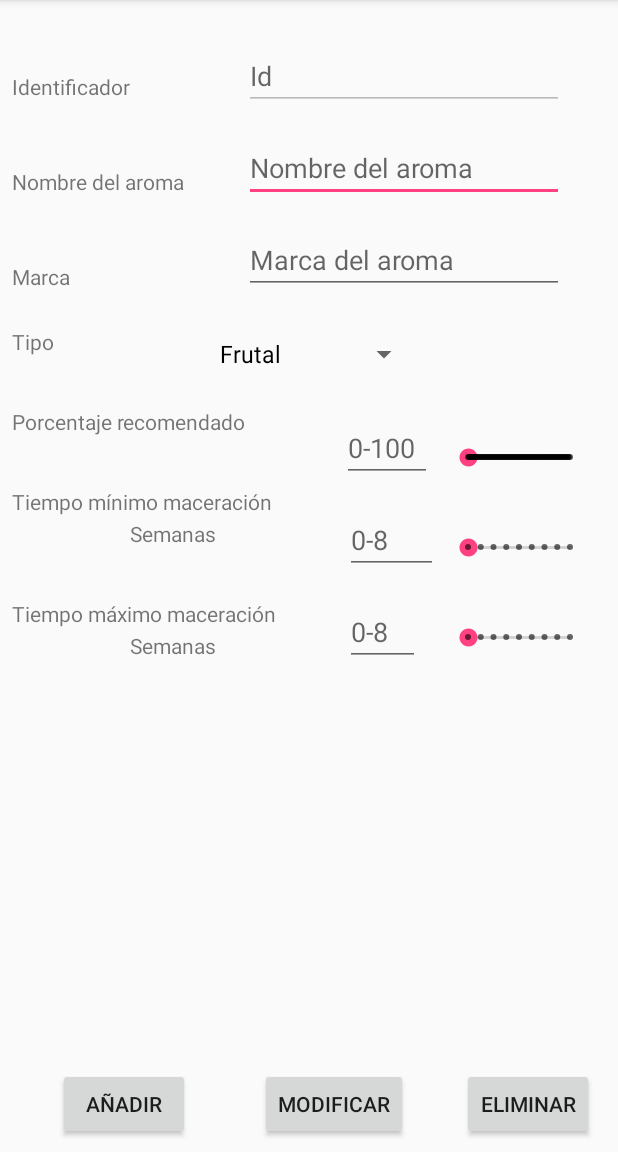
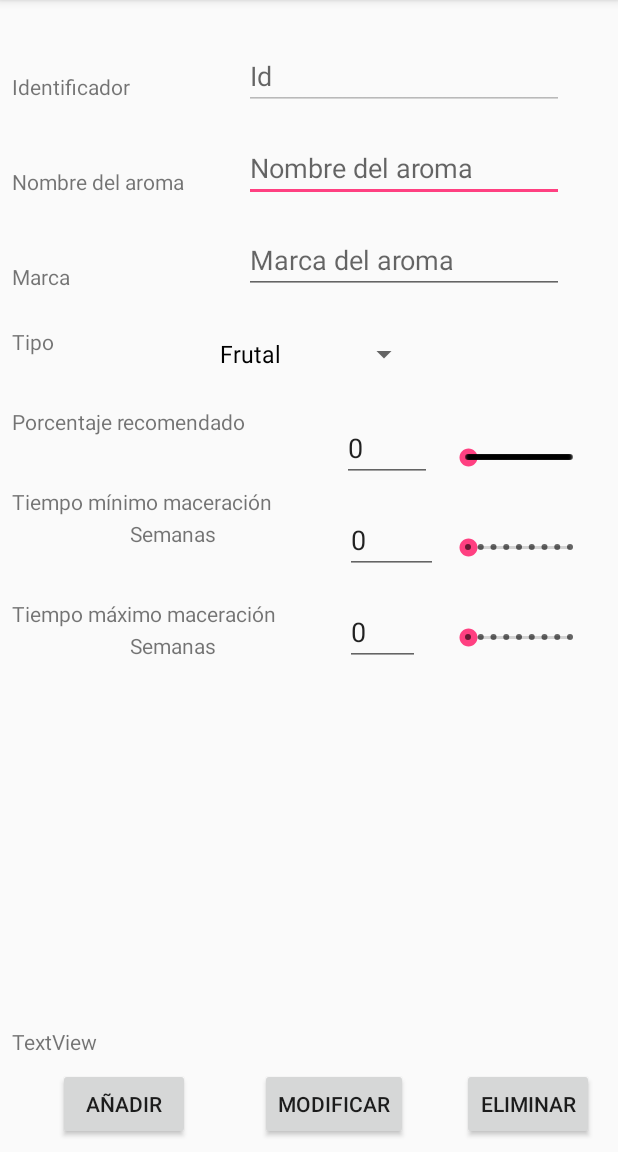
Before and after one commit to Worome/PrototipoVapeApp, an Android app: the screen it shows after launch (AromasActivity), on a phone screen of 412 x 824 dp, the part 84-1236 px from its top. Run offline under Robolectric (Android 15) with nearby library versions, the phone set to English and light mode, and no system bars.

Commit message:
Corregidos los siguiente errores:
* ControlaSb...
* ControlEt...
* Limitarel número de cifras en los EditText correspondientes a los SeekBar
* Puesto en los EditText correspondientes a los SeekBar que el valor por defecto sea 0

```diff
--- a/app/src/main/java/com/trianacodes/script/vapeapp/AromasActivity.java
+++ b/app/src/main/java/com/trianacodes/script/vapeapp/AromasActivity.java
@@ -1,20 +1,35 @@
 package com.trianacodes.script.vapeapp;
 
+import android.os.Bundle;
 import android.support.v7.app.AppCompatActivity;
-import android.os.Bundle;
 import android.text.Editable;
 import android.text.TextWatcher;
 import android.widget.ArrayAdapter;
 import android.widget.EditText;
 import android.widget.SeekBar;
 import android.widget.Spinner;
+import android.widget.Toast;
+
 import static java.lang.Integer.parseInt;
 
+// TODO: Ver cómo mostrar el cursor en un EditText
+// TODO: Mejorar diseño Activity
+// TODO: Hacer que el primer foco sea sobre Nombre del aroma
+// TODO: Hacer diseño para tablets
+// TODO: Cambiar apariencia a los SeekBar
+// TODO: Hacer que al recibir el foco un EditText seleccione todo el texto
+// TODO: Ver cómo hacer que se escriba de izquierda a derecha en EditText
+/* Todo: Anotar en los apuntes de Android que para hacer que un componente de la interfaz no obtenga
+         nunca el foco, hay que hacerlo desde el XML de la interfaz, en la etiqueta del elemento,
+         poniendo android:focusable = "false"*/
+/* Todo: Anotar en los apuntes de Android que para controlar si un EditText está vacío o no, se usa
+         el método isEmpty()*/
 public class AromasActivity extends AppCompatActivity {
 
     private Spinner desplegable;
     private SeekBar sbPorcentaje, sbMinMaceracion, sbMaxMaceracion;
     private EditText ePorcentaje, eMinMaceracion, eMaxMaceracion;
+    private String controlVacio;
 
     @Override
     protected void onCreate(Bundle savedInstanceState) {
@@ -22,9 +37,28 @@ public class AromasActivity extends AppCompatActivity {
         super.onCreate(savedInstanceState);
         setContentView(R.layout.activity_aromas);
 
-
         sbPorcentaje = findViewById(R.id.sbPorcentaje);
         ePorcentaje = findViewById(R.id.etPorcentaje);
+        sbMinMaceracion = findViewById(R.id.sbMinMaceracion);
+        eMinMaceracion = findViewById(R.id.etMinMaceracion);
+        sbMaxMaceracion = findViewById(R.id.sbMaxMaceracion);
+        eMaxMaceracion = findViewById(R.id.etMaxMaceracion);
+        Procesos();
+        //Llamo a la función que rellena de datos el desplegable
+        //rellenaDesplegable();
+        /*Llamo a la función que va a controlar si se cambia el valor del SeekBar y si es así,
+        modificar el contenido del EditText correspondiente*/
+        //controlaSbPorcetaje();
+        //controlaSbMinimo();
+        //controlaSbMaximo();
+
+
+    }
+
+    public void Procesos(){
+
+        try {
+
             //Llamo a la función que rellena de datos el desplegable
             rellenaDesplegable();
             /*Llamo a la función que va a controlar si se cambia el valor del SeekBar y si es así,
@@ -37,6 +71,12 @@ public class AromasActivity extends AppCompatActivity {
             controlaEdtPorcentaje();
             controlaEdtMinimo();
             controlaEdtMaximo();
+
+        } catch (Exception e) {
+
+            Toast.makeText(this, "Error " + e, Toast.LENGTH_SHORT);
+
+        }
 
     }
 
@@ -57,17 +97,19 @@ public class AromasActivity extends AppCompatActivity {
     }
 
     public void controlaSbPorcetaje(){
+        try {
 
                 sbPorcentaje.setOnSeekBarChangeListener(new SeekBar.OnSeekBarChangeListener() {
 
                 @Override
                 public void onProgressChanged(SeekBar porcentaje, int i, boolean b) {
 
-                /* He creado en string.XML la etiqueta Aromas_FormatoString para que el número
-                almacenado en porcentaje.getProgress() lo tome el EditText con formato texto, ya
-                que los EditText sólo admite contenido de tipo String.*/
-                ePorcentaje.setText(getString(R.string.Aromas_FormatoString,
-                        porcentaje.getProgress()));
+                /* Uso String.ValueOf para que el número almacenado en porcentaje.getProgress()
+                lo tome el EditText con formato texto, ya que los EditText sólo admiten contenido
+                de tipo String.*/
+                    //ePorcentaje.setText(getString(R.string.Aromas_FormatoString,
+                    //porcentaje.getProgress()));
+                    ePorcentaje.setText(String.valueOf(porcentaje.getProgress()));
 
                 }
 
@@ -82,19 +124,28 @@ public class AromasActivity extends AppCompatActivity {
                 }
             });
 
+        } catch (Exception e) {
+
+            Toast.makeText(this, "El error es: " + e, Toast.LENGTH_SHORT);
+
+        }
+
     }
 
     public void controlaSbMinimo(){
+
+        try {
 
                 sbMinMaceracion.setOnSeekBarChangeListener(new SeekBar.OnSeekBarChangeListener() {
                 @Override
                 public void onProgressChanged(SeekBar minimo, int i, boolean b) {
 
-                 /* He creado en string.XML la etiqueta Aromas_FormatoString para que el número
-                almacenado en porcentaje.getProgress() lo tome el EditText con formato texto, ya
-                que los EditText sólo admite contenido de tipo String.*/
-                eMinMaceracion.setText(getString(R.string.Aromas_FormatoString,
-                        minimo.getProgress()));
+                 /* Uso String.ValueOf para que el número almacenado en porcentaje.getProgress()
+                lo tome el EditText con formato texto, ya que los EditText sólo admiten contenido
+                de tipo String.*/
+                    //eMinMaceracion.setText(getString(R.string.Aromas_FormatoString,
+                    //      minimo.getProgress()));
+                    eMinMaceracion.setText(String.valueOf(minimo.getProgress()));
 
                 }
 
@@ -110,6 +161,13 @@ public class AromasActivity extends AppCompatActivity {
 
             });
 
+
+        } catch (Exception e) {
+
+            Toast.makeText(this, "El error es: " + e, Toast.LENGTH_SHORT);
+
+        }
+
     }
 
     public void controlaSbMaximo(){
@@ -118,12 +176,12 @@ public class AromasActivity extends AppCompatActivity {
             @Override
             public void onProgressChanged(SeekBar maximo, int i, boolean b) {
 
-                 /* He creado en string.XML la etiqueta Aromas_FormatoString para que el número
-                almacenado en porcentaje.getProgress() lo tome el EditText con formato texto, ya
-                que los EditText sólo admite contenido de tipo String.*/
-                eMaxMaceracion.setText(getString(R.string.Aromas_FormatoString,
-                        maximo.getProgress()));
-
+                 /* Uso String.ValueOf para que el número almacenado en porcentaje.getProgress()
+                lo tome el EditText con formato texto, ya que los EditText sólo admiten contenido
+                de tipo String.*/
+                //eMaxMaceracion.setText(getString(R.string.Aromas_FormatoString,
+                  //      maximo.getProgress()));
+                eMaxMaceracion.setText(String.valueOf(maximo.getProgress()));
             }
 
             @Override
@@ -142,6 +200,8 @@ public class AromasActivity extends AppCompatActivity {
 
     public void controlaEdtPorcentaje(){
 
+        try {
+
             ePorcentaje.addTextChangedListener(new TextWatcher() {
                 @Override
                 public void beforeTextChanged(CharSequence charSequence, int i, int i1, int i2) {
@@ -151,15 +211,13 @@ public class AromasActivity extends AppCompatActivity {
                 @Override
                 public void onTextChanged(CharSequence charSequence, int i, int i1, int i2) {
 
-               // if (ePorcentaje.getText().toString() != null){
+                    controlVacio = ePorcentaje.getText().toString();
+                    if (controlVacio.isEmpty()){
 
-                    sbPorcentaje.setProgress(parseInt(ePorcentaje.getText().toString()));
+                        controlVacio = "0";
 
-                //} else {
-
-                //    sbPorcentaje.setProgress(0);
-
-                //}
+                    }
+                    sbPorcentaje.setProgress(parseInt(controlVacio));
 
                 }
 
@@ -169,9 +227,17 @@ public class AromasActivity extends AppCompatActivity {
                 }
             });
 
+        } catch (Exception e){
+
+            Toast.makeText(this, "El error es: " + e, Toast.LENGTH_SHORT);
+
+        }
+
     }
 
     public void controlaEdtMinimo(){
+
+        try {
 
             eMinMaceracion.addTextChangedListener(new TextWatcher() {
                 @Override
@@ -182,7 +248,14 @@ public class AromasActivity extends AppCompatActivity {
                 @Override
                 public void onTextChanged(CharSequence charSequence, int i, int i1, int i2) {
 
-                sbMinMaceracion.setProgress(parseInt(eMinMaceracion.getText().toString()));
+                   controlVacio = eMinMaceracion.getText().toString();
+                    if (controlVacio.isEmpty()){
+
+                        controlVacio = "0";
+
+                    }
+
+                    sbMinMaceracion.setProgress(parseInt(controlVacio));
 
                 }
 
@@ -193,9 +266,18 @@ public class AromasActivity extends AppCompatActivity {
 
             });
 
+
+        } catch (Exception e) {
+
+            Toast.makeText(this, "El error es: " + e, Toast.LENGTH_SHORT);
+
+        }
+
     }
 
     public void controlaEdtMaximo(){
+
+        try{
 
             eMaxMaceracion.addTextChangedListener(new TextWatcher() {
                 @Override
@@ -206,7 +288,13 @@ public class AromasActivity extends AppCompatActivity {
                 @Override
                 public void onTextChanged(CharSequence charSequence, int i, int i1, int i2) {
 
-                sbMaxMaceracion.setProgress(parseInt(eMaxMaceracion.getText().toString()));
+                    controlVacio = eMaxMaceracion.getText().toString();
+                    if (controlVacio.isEmpty()){
+
+                        controlVacio = "0";
+
+                    }
+                    sbMaxMaceracion.setProgress(parseInt(controlVacio));
 
                 }
 
@@ -217,6 +305,12 @@ public class AromasActivity extends AppCompatActivity {
 
             });
 
+        } catch (Exception e){
+
+            Toast.makeText(this, "El error es: " + e, Toast.LENGTH_SHORT);
+
+        }
+
     }
 
 
--- a/app/src/main/res/layout/activity_aromas.xml
+++ b/app/src/main/res/layout/activity_aromas.xml
@@ -28,6 +28,7 @@
         android:layout_marginTop="28dp"
         android:ems="10"
         android:enabled="false"
+        android:focusable="false"
         android:hint="@string/Aromas_HintId"
         android:inputType="textPersonName"
         app:layout_constraintEnd_toEndOf="parent"
@@ -127,6 +128,8 @@
         android:ems="10"
         android:hint="@string/Aromas_HintPorcentaje"
         android:inputType="number"
+        android:maxLength="3"
+        android:text="@string/Aromas_Valor_0"
         app:layout_constraintEnd_toStartOf="@+id/sbPorcentaje"
         app:layout_constraintTop_toBottomOf="@+id/spTipo" />
 
@@ -164,6 +167,8 @@
         android:ems="10"
         android:hint="@string/Aromas_HintMinMaceracion"
         android:inputType="number"
+        android:maxLength="1"
+        android:text="@string/Aromas_Valor_0"
         app:layout_constraintEnd_toStartOf="@+id/sbMinMaceracion"
         app:layout_constraintTop_toBottomOf="@+id/etPorcentaje" />
 
@@ -199,7 +204,7 @@
         android:layout_marginStart="8dp"
         android:layout_marginTop="34dp"
         android:text="@string/Aromas_MaxMaceracion"
-        app:layout_constraintEnd_toStartOf="@+id/editText"
+        app:layout_constraintEnd_toStartOf="@+id/etMaxMaceracion"
         app:layout_constraintHorizontal_bias="0.0"
         app:layout_constraintStart_toStartOf="parent"
         app:layout_constraintTop_toBottomOf="@+id/textView" />
@@ -212,12 +217,12 @@
         android:layout_marginStart="8dp"
         android:layout_marginTop="2dp"
         android:text="@string/Aromas_Semanas"
-        app:layout_constraintEnd_toStartOf="@+id/editText"
+        app:layout_constraintEnd_toStartOf="@+id/etMaxMaceracion"
         app:layout_constraintStart_toStartOf="parent"
         app:layout_constraintTop_toBottomOf="@+id/txtMaxMaceracion" />
 
     <EditText
-        android:id="@+id/editText"
+        android:id="@+id/etMaxMaceracion"
         android:layout_width="@dimen/Numeros"
         android:layout_height="wrap_content"
         android:layout_marginEnd="16dp"
@@ -225,11 +230,13 @@
         android:ems="10"
         android:hint="@string/Aromas_HintMinMaceracion"
         android:inputType="number"
-        app:layout_constraintEnd_toStartOf="@+id/seekBar"
+        android:maxLength="1"
+        android:text="@string/Aromas_Valor_0"
+        app:layout_constraintEnd_toStartOf="@+id/sbMaxMaceracion"
         app:layout_constraintTop_toBottomOf="@+id/etMinMaceracion" />
 
     <SeekBar
-        android:id="@+id/seekBar"
+        android:id="@+id/sbMaxMaceracion"
         style="@style/Widget.AppCompat.SeekBar.Discrete"
         android:layout_width="@dimen/SeekBar"
         android:layout_height="wrap_content"
@@ -272,4 +279,14 @@
         app:layout_constraintBottom_toBottomOf="parent"
         app:layout_constraintEnd_toEndOf="parent" />
 
+    <TextView
+        android:id="@+id/textView2"
+        android:layout_width="wrap_content"
+        android:layout_height="wrap_content"
+        android:layout_marginBottom="8dp"
+        android:layout_marginStart="8dp"
+        android:text="TextView"
+        app:layout_constraintBottom_toTopOf="@+id/btnAnadir"
+        app:layout_constraintStart_toStartOf="parent" />
+
 </android.support.constraint.ConstraintLayout>
--- a/app/src/main/res/values/strings.xml
+++ b/app/src/main/res/values/strings.xml
@@ -16,8 +16,7 @@
     <string name="Aromas_btnAnadir">Añadir</string>
     <string name="Aromas_btnModificar">Modificar</string>
     <string name="Aromas_btnBorrar">Eliminar</string>
-    <string name="Aromas_FormatoString">"%1$i"</string>
-
+    <string name="Aromas_Valor_0">0</string>
     <string-array name="tipos">
 
         <item>Frutal</item>
```
Also changed, not shown: 1 other file. Lines whose indentation alone changed are shown as unchanged.
